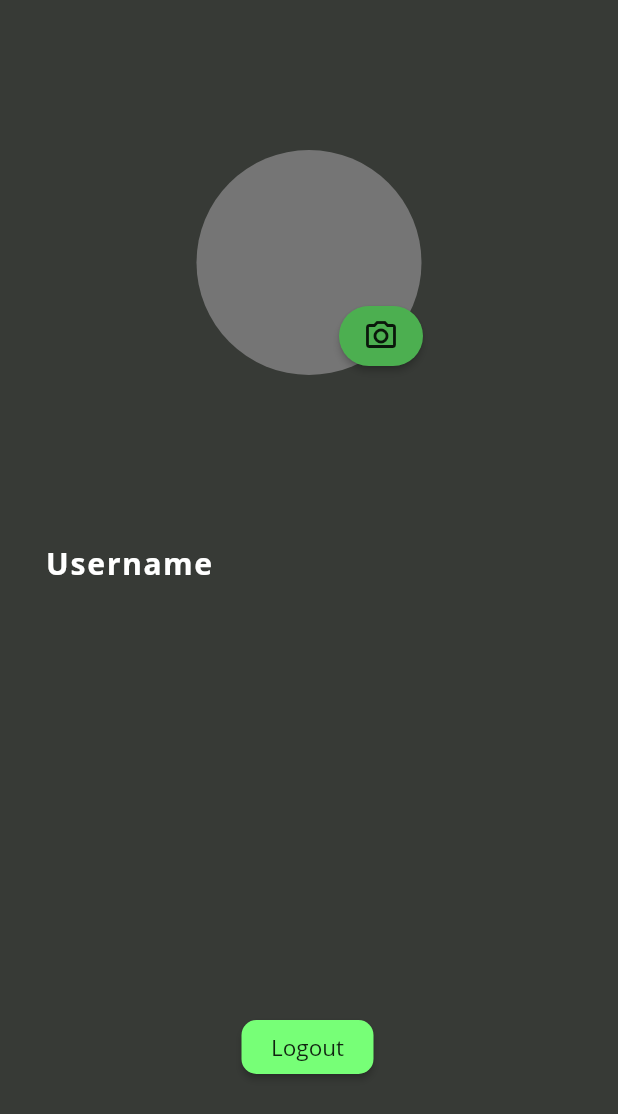
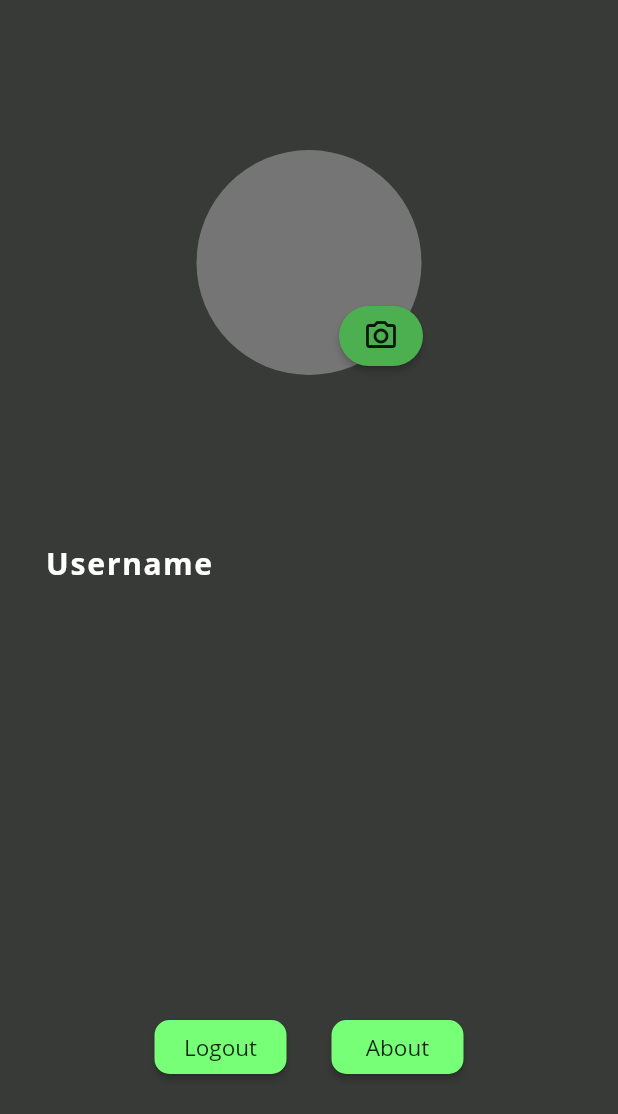
Before and after one commit to EeshanDutta007/Elixir, a Flutter app: the AboutPage widget shown alone on an empty page, opened directly, on a phone screen of 412 x 824 dp. Shown: the top 1114 px of the screen. Run offline on Flutter 3.47's test engine with Material 2 defaults, Android fonts, the phone set to English and light mode, and no system bars; our stand-ins replace animated_bottom_navigation_bar, avatar_glow, cloud_firestore, firebase_auth, firebase_core, firebase_storage and 10 more; missing offline and left inert: circular_reveal_animation, flutter_glow, translator, watson_assistant_v2; accounts and stored records are empty; network calls fail; statements that could not run were skipped; project files that could hold a hidden picture were left out.

Commit message:
AboutPage

```diff
--- a/lib/Screens/About.dart
+++ b/lib/Screens/About.dart
@@ -1,7 +1,6 @@
-import 'package:ctrl_alt_elite/Authentication/login_screen.dart';
+import 'package:ctrl_alt_elite/Screens/Aboutdevs.dart';
 import 'package:ctrl_alt_elite/database.dart';
 import 'package:ctrl_alt_elite/nav_bar.dart';
-import 'package:eva_icons_flutter/eva_icons_flutter.dart';
 import 'package:flutter/material.dart';
 import 'dart:io';
 import 'package:ctrl_alt_elite/main.dart';
@@ -10,8 +9,6 @@
 import 'package:image_picker/image_picker.dart';
 import 'package:firebase_auth/firebase_auth.dart';
 import 'package:shared_preferences/shared_preferences.dart';
-import 'package:http/http.dart' as http;
-import 'package:pull_to_refresh/pull_to_refresh.dart';
 
 String email;
 String origEmail;
@@ -121,12 +118,12 @@
             ),
           ),
           Padding(
-            padding: EdgeInsets.fromLTRB(
-                MediaQuery.of(context).size.width / 2 - 45,
-                MediaQuery.of(context).size.height - 150,
-                0,
-                0),
-            child: RaisedButton(
+            padding: EdgeInsets.fromLTRB(0,
+                MediaQuery.of(context).size.height - 150, 0, 0),
+            child: Row(
+              mainAxisAlignment: MainAxisAlignment.center,
+              children: [
+                RaisedButton(
                     color: HexColor('#77FF77'),
                     child: Container(
                         height: 30,
@@ -144,7 +141,27 @@
                     },
                     shape: RoundedRectangleBorder(
                       borderRadius: BorderRadius.all(Radius.circular(10)),
+                    )
+                ),
+                SizedBox(width: 30,),
+                RaisedButton(
+                    color: HexColor('#77FF77'),
+                    child: Container(
+                        height: 30,
+                        width: 50,
+                        child: Center(
+                            child: Text('About', style: TextStyle(fontSize: 15)))),
+                    onPressed: () {
+                      Navigator.push(
+                        context,
+                        MaterialPageRoute(builder: (context) => AboutDev())
+                      );
+                    },
+                    shape: RoundedRectangleBorder(
+                      borderRadius: BorderRadius.all(Radius.circular(10)),
                     )),
+              ],
+            ),
           ),
         ],
       ),
--- a/lib/Screens/Chatcards.dart
+++ b/lib/Screens/Chatcards.dart
@@ -14,7 +14,9 @@
   Widget build(BuildContext context) {
     return Scaffold(
       appBar: AppBar(
-        backgroundColor: HexColor('#77FF77'),
+        backgroundColor: HexColor('#3AB83A'),
+        title: Text('About the app', style: TextStyle(fontSize: 25),),
+        centerTitle: true,
       ),
       body: Column(
         children: [
--- a/lib/Screens/Feed.dart
+++ b/lib/Screens/Feed.dart
@@ -37,7 +37,7 @@
       appBar: AppBar(
         title: Center(child: Text(a==1 ? 'बातचीत' :'Chat')),
         leading: null,
-        backgroundColor: Colors.green[600],
+        backgroundColor: HexColor('#3AB83A'),
         shape: RoundedRectangleBorder(
           borderRadius: BorderRadius.only(
             bottomLeft: Radius.circular(16),
--- a/lib/nav_bar.dart
+++ b/lib/nav_bar.dart
@@ -8,7 +8,6 @@
 import 'package:flutter/foundation.dart';
 import 'package:flutter/material.dart';
 import 'package:flutter/services.dart';
-import 'Screens/Chat.dart';
 import 'Screens/Feed.dart';
 import 'Screens/About.dart';
 import 'Screens/Assistant.dart';
@@ -50,7 +49,7 @@
     Icons.dynamic_feed_outlined,
     Icons.chat,
     Icons.location_on,
-    Icons.info_outline_sharp,
+    Icons.person,
   ];
 
   void f() async{
--- a/pubspec.yaml
+++ b/pubspec.yaml
@@ -84,7 +84,11 @@
     - assets/images/ecorp-lightgreen.png
     - assets/images/Grey.png
     - assets/images/GroupLogo.png
-    - icon.png
+    - assets/images/icon.png
+    - assets/images/sohamsakaria.jpg
+    - assets/images/eeshandutta.jpg
+    - assets/images/parthpandey.jpg
+    - assets/images/parthsrivastava.jpeg
 
   fonts:
     - family: OpenSans
```
Also changed, not shown: lib/Screens/Aboutdevs.dart (added, +159 -0 lines), assets/images/eeshandutta.jpg (added), assets/images/parthpandey.jpg (added), assets/images/parthsrivastava.jpeg (added), assets/images/sohamsakaria.jpg (added), 9 other files. Lines whose indentation alone changed are shown as unchanged.
